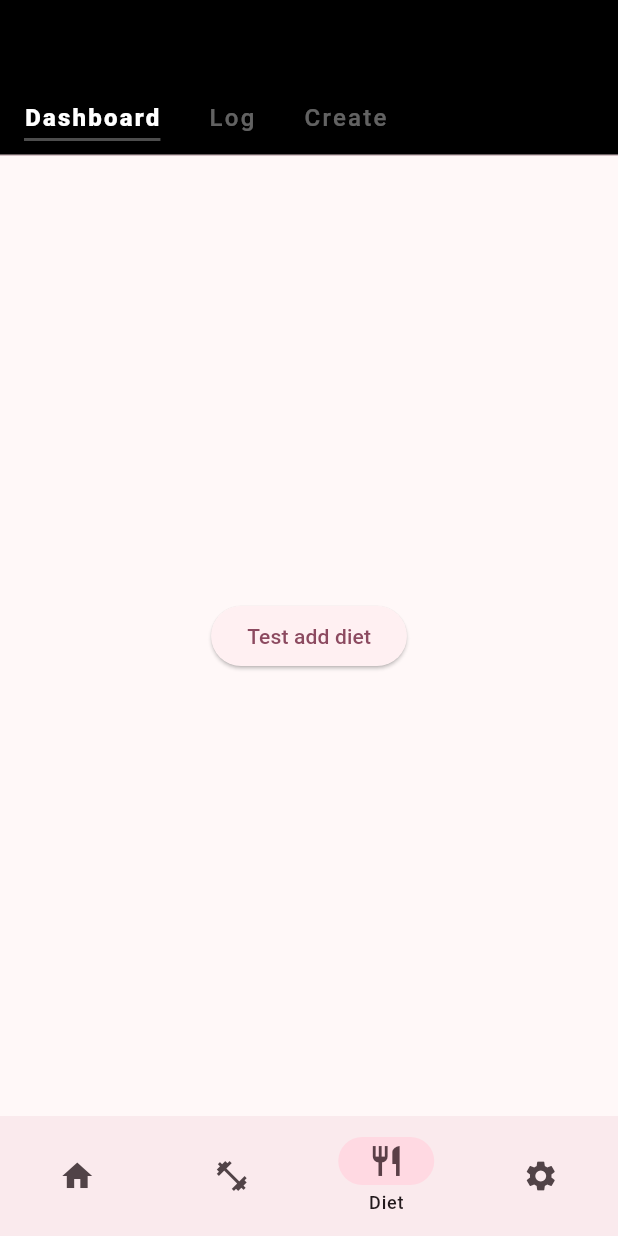
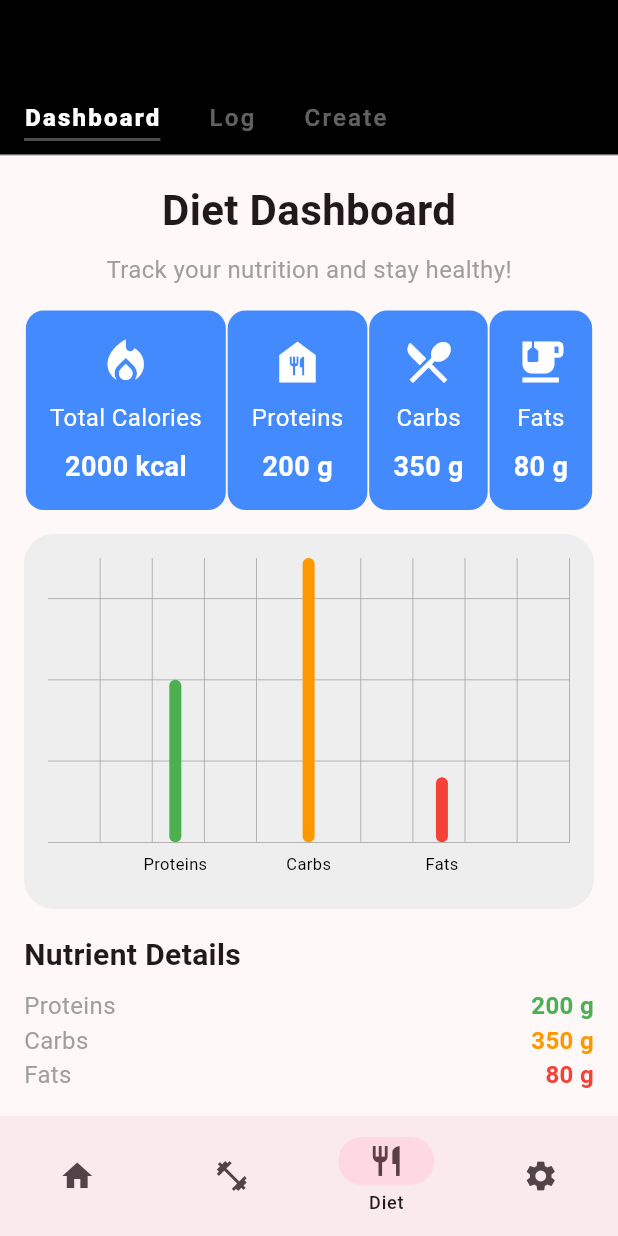
Before and after one commit to CSCI4100U/mobile-group-project-2023-mlja, a Flutter app: the screen it shows once a user with an empty profile is signed in, item 3 of the bottom bar chosen, on a phone screen of 412 x 824 dp. Run offline on Flutter 3.47's test engine with Material 3 defaults, Android fonts, the phone set to English and light mode, and no system bars; drawn by our look-alikes of fl_chart; our stand-ins replace cloud_firestore, firebase_auth, firebase_core, firebase_messaging, flutter_local_notifications, flutter_map and 5 more; missing offline and left inert: firebase_ui_auth, flutter_map_geojson; accounts and stored records are empty.

Commit message:
added dietform, dashboard and fixed log meal pages

```diff
--- /dev/null
+++ b/life_balance_plus/lib/view/pages/diet/diet_dashboard.dart
@@ -0,0 +1,213 @@
+import 'package:flutter/material.dart';
+import 'package:fl_chart/fl_chart.dart';
+
+class DietDashboard extends StatelessWidget {
+  @override
+  Widget build(BuildContext context) {
+    return SingleChildScrollView(
+      padding: EdgeInsets.all(16),
+      child: Column(
+        crossAxisAlignment: CrossAxisAlignment.stretch,
+        children: [
+          _buildHeader(),
+          SizedBox(height: 16),
+          _buildSummaryCards(),
+          SizedBox(height: 16),
+          _buildMacroChart(),
+          SizedBox(height: 16),
+          _buildNutrientDetails(),
+          SizedBox(height: 16),
+          _buildMealPlan(),
+        ],
+      ),
+    );
+  }
+
+  Widget _buildHeader() {
+    return Column(
+      crossAxisAlignment: CrossAxisAlignment.center,
+      children: [
+        Text(
+          'Diet Dashboard',
+          style: TextStyle(fontSize: 28, fontWeight: FontWeight.bold),
+        ),
+        SizedBox(height: 8),
+        Text(
+          'Track your nutrition and stay healthy!',
+          style: TextStyle(fontSize: 16, color: Colors.grey),
+        ),
+      ],
+    );
+  }
+
+  Widget _buildSummaryCards() {
+    return Row(
+      mainAxisAlignment: MainAxisAlignment.spaceEvenly,
+      children: [
+        _buildSummaryCard(
+            'Total Calories', '2000 kcal', Icons.local_fire_department),
+        _buildSummaryCard('Proteins', '200 g', Icons.food_bank),
+        _buildSummaryCard('Carbs', '350 g', Icons.local_dining),
+        _buildSummaryCard('Fats', '80 g', Icons.emoji_food_beverage),
+      ],
+    );
+  }
+
+  Widget _buildSummaryCard(String label, String value, IconData icon) {
+    return Container(
+      padding: EdgeInsets.all(16),
+      decoration: BoxDecoration(
+        color: Colors.blueAccent,
+        borderRadius: BorderRadius.circular(12),
+      ),
+      child: Column(
+        children: [
+          Icon(icon, size: 36, color: Colors.white),
+          SizedBox(height: 8),
+          Text(label, style: TextStyle(fontSize: 16, color: Colors.white)),
+          SizedBox(height: 8),
+          Text(value,
+              style: TextStyle(
+                  fontSize: 18,
+                  fontWeight: FontWeight.bold,
+                  color: Colors.white)),
+        ],
+      ),
+    );
+  }
+
+  Widget _buildMacroChart() {
+    return Container(
+      height: 250,
+      padding: EdgeInsets.all(16),
+      decoration: BoxDecoration(
+        color: Colors.grey[200],
+        borderRadius: BorderRadius.circular(20),
+      ),
+      child: BarChart(
+        BarChartData(
+          barGroups: _buildMacroBarGroups(),
+          titlesData: _buildTitlesData(),
+          borderData: FlBorderData(
+            show: true,
+            border: Border(
+              bottom: BorderSide(color: Colors.grey, width: 0.5),
+              right: BorderSide(color: Colors.grey, width: 0.5),
+            ),
+          ),
+          gridData: FlGridData(
+            show: true,
+            horizontalInterval: 100,
+            getDrawingHorizontalLine: (value) {
+              return FlLine(
+                color: Colors.grey,
+                strokeWidth: 0.5,
+              );
+            },
+          ),
+        ),
+      ),
+    );
+  }
+
+  FlTitlesData _buildTitlesData() {
+    return FlTitlesData(
+      leftTitles: SideTitles(
+        showTitles: false,
+        interval: 100,
+        getTitles: (value) {
+          return value.toInt().toString();
+        },
+      ),
+      bottomTitles: SideTitles(
+        showTitles: true,
+        getTitles: (value) {
+          switch (value.toInt()) {
+            case 0:
+              return 'Proteins';
+            case 1:
+              return 'Carbs';
+            case 2:
+              return 'Fats';
+            default:
+              return '';
+          }
+        },
+      ),
+    );
+  }
+
+  List<BarChartGroupData> _buildMacroBarGroups() {
+    return [
+      _buildBarChartGroupData(0, 200, 'Proteins', Colors.green),
+      _buildBarChartGroupData(1, 350, 'Carbs', Colors.orange),
+      _buildBarChartGroupData(2, 80, 'Fats', Colors.red),
+    ];
+  }
+
+  BarChartGroupData _buildBarChartGroupData(
+      int x, double y, String label, Color color) {
+    return BarChartGroupData(
+      x: x,
+      barRods: [
+        BarChartRodData(
+          y: y,
+          colors: [color],
+        ),
+      ],
+    );
+  }
+
+  Widget _buildNutrientDetails() {
+    return Column(
+      crossAxisAlignment: CrossAxisAlignment.start,
+      children: [
+        Text(
+          'Nutrient Details',
+          style: TextStyle(fontSize: 20, fontWeight: FontWeight.bold),
+        ),
+        SizedBox(height: 8),
+        _buildNutrientRow('Proteins', '200 g', Colors.green),
+        _buildNutrientRow('Carbs', '350 g', Colors.orange),
+        _buildNutrientRow('Fats', '80 g', Colors.red),
+      ],
+    );
+  }
+
+  Widget _buildNutrientRow(String nutrient, String value, Color color) {
+    return Row(
+      mainAxisAlignment: MainAxisAlignment.spaceBetween,
+      children: [
+        Text(nutrient, style: TextStyle(fontSize: 16, color: Colors.grey)),
+        Text(value,
+            style: TextStyle(
+                fontSize: 16, fontWeight: FontWeight.bold, color: color)),
+      ],
+    );
+  }
+
+  Widget _buildMealPlan() {
+    return Column(
+      crossAxisAlignment: CrossAxisAlignment.start,
+      children: [
+        Text(
+          'Today\'s Meal Plan',
+          style: TextStyle(fontSize: 20, fontWeight: FontWeight.bold),
+        ),
+        SizedBox(height: 8),
+        _buildMealItem('Breakfast', 'Oatmeal with berries'),
+        _buildMealItem('Lunch', 'Grilled chicken salad'),
+        _buildMealItem('Dinner', 'Salmon with quinoa'),
+      ],
+    );
+  }
+
+  Widget _buildMealItem(String mealTime, String mealName) {
+    return ListTile(
+      title: Text(mealTime,
+          style: TextStyle(fontSize: 16, fontWeight: FontWeight.bold)),
+      subtitle: Text(mealName, style: TextStyle(fontSize: 16)),
+      leading: Icon(Icons.restaurant_menu, size: 36, color: Colors.blue),
+    );
+  }
+}
--- a/life_balance_plus/lib/view/pages/diet/diet_page.dart
+++ b/life_balance_plus/lib/view/pages/diet/diet_page.dart
@@ -5,6 +5,8 @@ import '../../../data/model/diet.dart';
 import '../../../control/meals_control.dart';
 import '../../../control/diets_control.dart';
 import 'meals_data_table.dart';
+import 'create_diet_form.dart';
+import 'diet_dashboard.dart'; // Import your diet_dashboard.dart file
 
 class DietPage extends StatefulWidget {
   @override
@@ -29,8 +31,8 @@ class _DietPageState extends State<DietPage> {
     MealControl().addDummyData();
     _loadMeals();
     sampleDiet = Diet(
-        dailyCals: 10,
-        dietType: DietType.other,
+      dailyCals: 10,
+      dietType: DietType.other,
     );
   }
 
@@ -38,16 +40,9 @@ class _DietPageState extends State<DietPage> {
   Widget build(BuildContext context) {
     return CustomTabbar(
       pages: [
-        Center(
-          child: ElevatedButton(
-            child: Text("Test add diet"),
-            onPressed: () {
-              DietControl().addCloudDiet(sampleDiet);
-            }
-          )
-        ),
+        Center(child: DietDashboard()), // Add the DietDashboard page
         Center(child: MealsDataTable(meals: meals)),
-        Placeholder(),
+        Center(child: CreateDietForm()), // Instantiate your create diet form
       ],
       tabNames: const ['Dashboard', 'Log', 'Create'],
     );
```
Also changed, not shown: life_balance_plus/lib/view/pages/diet/create_diet_form.dart (added, +92 -0 lines), life_balance_plus/lib/view/pages/diet/meals_data_table.dart (+28 -17 lines).
